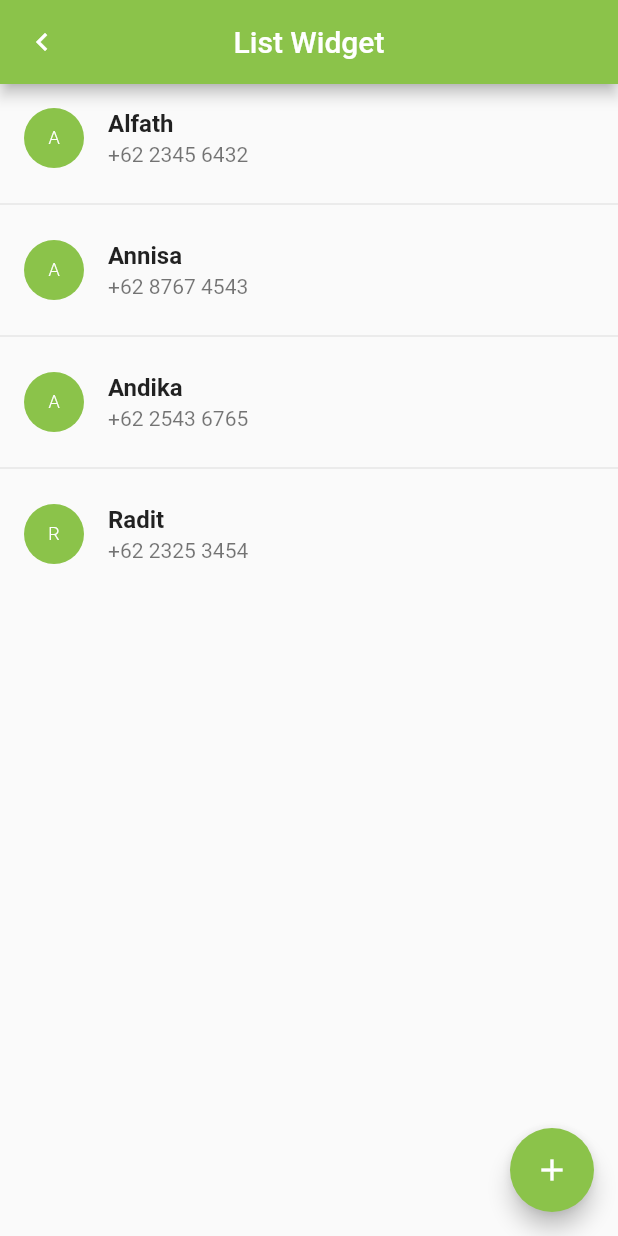
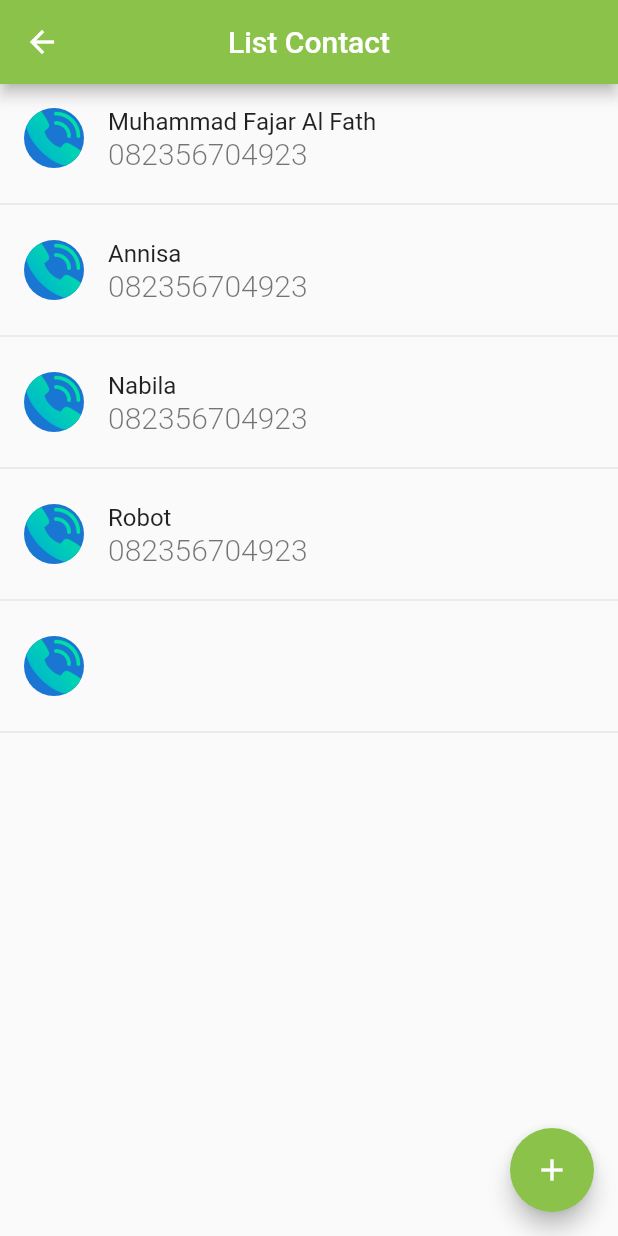
Before and after one commit to FajarAlFath/flutter_Muhammad-Fajar-Al-Fath, a Flutter app: the screen it shows after launch, after a tap on "Lets Get Started", on a phone screen of 412 x 824 dp. Run offline on Flutter 3.47's test engine with Material 2 defaults, Android fonts, the phone set to English and light mode, and no system bars; our stand-ins replace badges, barcode_widget, file_picker, flutter_colorpicker, open_file; missing offline and left inert: cupertino_list_tile, dart:html; key blocks and very long unbroken strings in the code were emptied for the run.

Commit message:
revisi form

```diff
--- a/16_Form Input Button/praktikum/flutter_form/lib/list_contact.dart
+++ b/16_Form Input Button/praktikum/flutter_form/lib/list_contact.dart
@@ -1,56 +1,62 @@
 import 'package:flutter/material.dart';
 import 'package:flutter_form/add_contact.dart';
-import 'list_data.dart';
 
 class Listcontact extends StatelessWidget {
-  const Listcontact({Key? key}) : super(key: key);
+  const Listcontact({Key? key,required this.namaUser, required this.nomorUser}) : super(key: key);
+
+  final String namaUser;
+  final String nomorUser;
 
   @override
   Widget build(BuildContext context) {
     return Scaffold(
       appBar: AppBar(
-        title: const Text('List Widget'),
+        title: const Text('List Contact'),
         backgroundColor: Colors.lightGreen,
         centerTitle: true,
-        leading: InkWell(
-          child: const Icon(Icons.chevron_left),
-          onTap: () => {Navigator.pop(context)},
-        ),
       ),
-      body: ListView.separated(
-        itemBuilder: (context, i){
-          return ListTile(
-            leading: CircleAvatar(
-              radius: 20,
-              child: Text(data[i].nama[0],
-              style: const TextStyle(
-                color: Colors.white,
-                fontSize: 12,
-                fontWeight: FontWeight.w300
-              ),),
-              backgroundColor: Colors.lightGreen,
-            ),
-            title: Text(data[i].nama,
-            style: const TextStyle(fontWeight: FontWeight.bold),),
-            subtitle: Text(data[i].noHp),
-          );
-        },
-        separatorBuilder: (context, i){
-          return const Divider();
-        },
-        itemCount: data.length,
-        ),
+      body: ListView(
+        children: <Widget>[
+        dataContact('Muhammad Fajar Al Fath', '082356704923'),
+        dataContact('Annisa', '082356704923'),
+        dataContact('Nabila', '082356704923'),
+        dataContact('Robot', '082356704923'),
+        dataContact(namaUser, nomorUser),
+        ],
+      ),
       floatingActionButton: FloatingActionButton(
         child: const Icon(
           Icons.add,
           color: Colors.white,
         ),
         backgroundColor: Colors.lightGreen,
-        onPressed: (){
-          Navigator.push(context,
-          MaterialPageRoute(builder: (BuildContext context) => const AddContact()),);
+        onPressed: () {
+          Navigator.push(
+            context,
+            MaterialPageRoute(
+                builder: (BuildContext context) => const AddContact()),
+          );
         },
       ),
     );
   }
+
+  //widget data contact to add your contact hardcode
+  Widget dataContact(var name,String number) {
+    return Column(
+      children: <Widget>[
+        ListTile(
+          leading: const CircleAvatar(
+            backgroundImage: AssetImage('assets/img/contact.png'),
+          ),
+          subtitle: Text(
+          number,
+          style: const TextStyle(fontWeight: FontWeight.w300, fontSize: 20),
+        ),
+        title: Text(name),
+        ),
+        const Divider(),
+      ],
+    );
+  }
 }
--- a/16_Form Input Button/praktikum/flutter_form/lib/list_data.dart
+++ /dev/null
@@ -1,13 +0,0 @@
-class ListData {
-  String nama;
-  String noHp;
-
-  ListData(this.nama,this.noHp);
-}
-
-List<ListData> data = [
-  ListData('Alfath','+62 2345 6432'),
-  ListData('Annisa','+62 8767 4543'),
-  ListData('Andika','+62 2543 6765'),
-  ListData('Radit','+62 2325 3454'),
-];
--- a/16_Form Input Button/praktikum/flutter_form/lib/main.dart
+++ b/16_Form Input Button/praktikum/flutter_form/lib/main.dart
@@ -71,7 +71,7 @@ class Homepage extends StatelessWidget {
                   Navigator.push(
                     context,
                     MaterialPageRoute(
-                      builder: (BuildContext context) => const Listcontact(),
+                      builder: (BuildContext context) => const Listcontact(namaUser: '', nomorUser: '',),
                     ),
                   );
                 }),
```
Also changed, not shown: 16_Form Input Button/praktikum/flutter_form/lib/add_contact.dart (+77 -2 lines).
